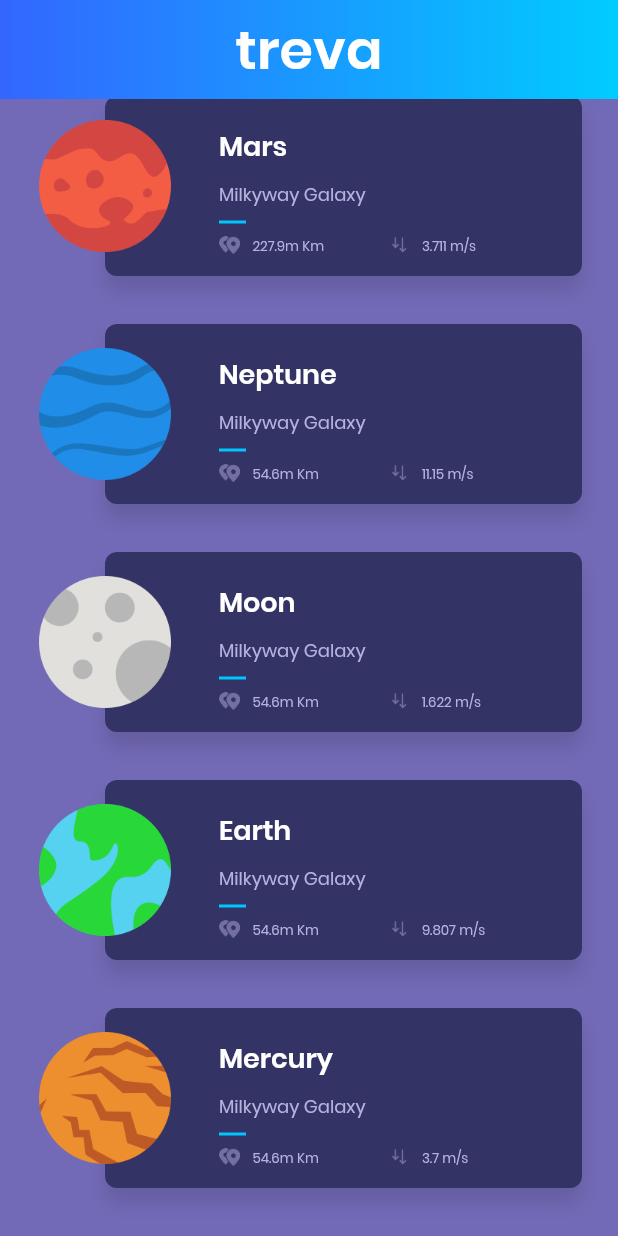
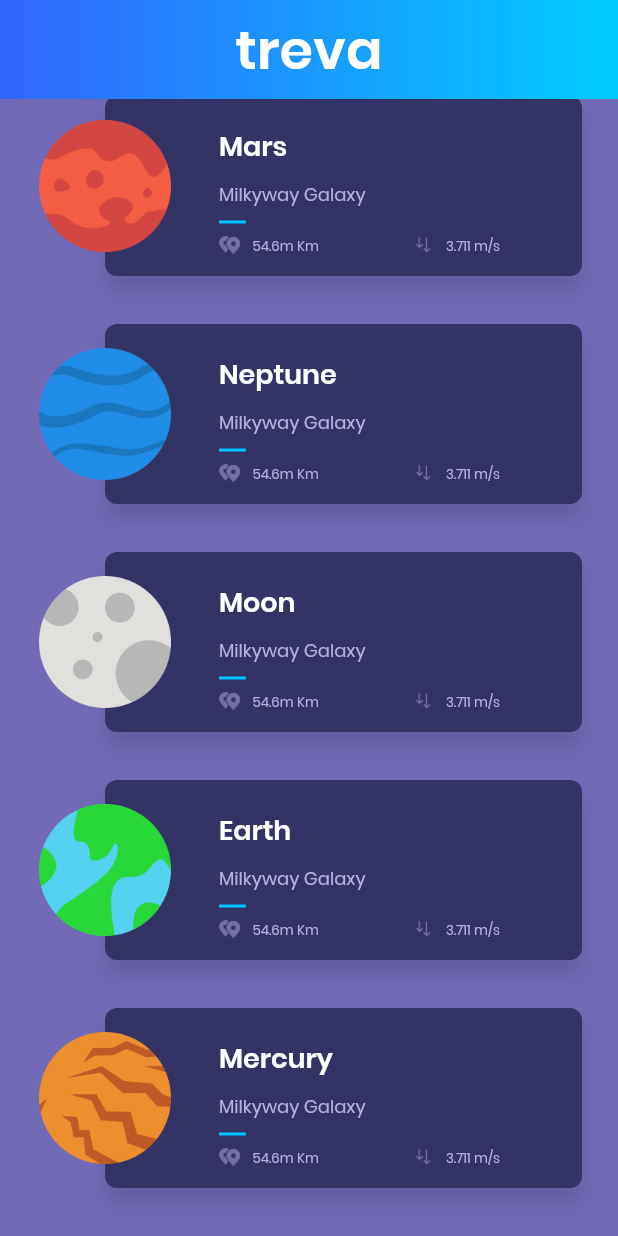
Before and after one commit to ktabriga/Planets, a Flutter app: the screen it shows after launch, scrolled down 34 dp, on a phone screen of 412 x 824 dp. Run offline on Flutter 3.47's test engine with Material 2 defaults, Android fonts, the phone set to English and light mode, and no system bars.

```diff
--- a/lib/planet.dart
+++ b/lib/planet.dart
@@ -2,59 +2,66 @@ class Planet {
   final String id;
   final String name;
   final String location;
+  final String picture;
   final String distance;
   final String gravity;
   final String description;
   final String image;
 
   const Planet({this.id, this.name, this.location, this.distance, this.gravity,
-    this.description, this.image});
+    this.description, this.image, this.picture});
 }
+
 
 List<Planet> planets = [
   const Planet(
     id: "1",
     name: "Mars",
     location: "Milkyway Galaxy",
-    distance: "227.9m Km",
+    distance: "54.6m Km",
     gravity: "3.711 m/s ",
-    description: "Lorem ipsum...",
+    description: "Mars is the fourth planet from the Sun and the second-smallest planet in the Solar System after Mercury. In English, Mars carries a name of the Roman god of war, and is often referred to as the 'Red Planet' because the reddish iron oxide prevalent on its surface gives it a reddish appearance that is distinctive among the astronomical bodies visible to the naked eye. Mars is a terrestrial planet with a thin atmosphere, having surface features reminiscent both of the impact craters of the Moon and the valleys, deserts, and polar ice caps of Earth.",
     image: "assets/img/mars.png",
+    picture: "https://www.nasa.gov/sites/default/files/thumbnails/image/pia21723-16.jpg"
   ),
   const Planet(
     id: "2",
     name: "Neptune",
     location: "Milkyway Galaxy",
     distance: "54.6m Km",
-    gravity: "11.15 m/s ",
-    description: "Lorem ipsum...",
+    gravity: "3.711 m/s ",
+    description: "Neptune is the eighth and farthest known planet from the Sun in the Solar System. In the Solar System, it is the fourth-largest planet by diameter, the third-most-massive planet, and the densest giant planet. Neptune is 17 times the mass of Earth and is slightly more massive than its near-twin Uranus, which is 15 times the mass of Earth and slightly larger than Neptune. Neptune orbits the Sun once every 164.8 years at an average distance of 30.1 astronomical units (4.50×109 km). It is named after the Roman god of the sea and has the astronomical symbol ♆, a stylised version of the god Neptune's trident",
     image: "assets/img/neptune.png",
+    picture: "https://www.nasa.gov/sites/default/files/styles/full_width_feature/public/images/110411main_Voyager2_280_yshires.jpg"
   ),
   const Planet(
     id: "3",
     name: "Moon",
     location: "Milkyway Galaxy",
     distance: "54.6m Km",
-    gravity: "1.622 m/s ",
-    description: "Lorem ipsum...",
+    gravity: "3.711 m/s ",
+    description: "The Moon is an astronomical body that orbits planet Earth, being Earth's only permanent natural satellite. It is the fifth-largest natural satellite in the Solar System, and the largest among planetary satellites relative to the size of the planet that it orbits (its primary). Following Jupiter's satellite Io, the Moon is second-densest satellite among those whose densities are known.",
     image: "assets/img/moon.png",
+    picture: "https://farm5.staticflickr.com/4086/5052125139_43c31b7012.jpg"
   ),
   const Planet(
     id: "4",
     name: "Earth",
     location: "Milkyway Galaxy",
     distance: "54.6m Km",
-    gravity: "9.807 m/s ",
-    description: "Lorem ipsum...",
+    gravity: "3.711 m/s ",
+    description: "Earth is the third planet from the Sun and the only object in the Universe known to harbor life. According to radiometric dating and other sources of evidence, Earth formed over 4 billion years ago. Earth's gravity interacts with other objects in space, especially the Sun and the Moon, Earth's only natural satellite. Earth revolves around the Sun in 365.26 days, a period known as an Earth year. During this time, Earth rotates about its axis about 366.26 times.",
     image: "assets/img/earth.png",
+    picture: "https://www.nasa.gov/sites/default/files/styles/full_width_feature/public/thumbnails/image/iss042e340851_1.jpg"
   ),
   const Planet(
     id: "5",
     name: "Mercury",
     location: "Milkyway Galaxy",
     distance: "54.6m Km",
-    gravity: "3.7 m/s ",
-    description: "Lorem ipsum...",
+    gravity: "3.711 m/s ",
+    description: "Mercury is the smallest and innermost planet in the Solar System. Its orbital period around the Sun of 88 days is the shortest of all the planets in the Solar System. It is named after the Roman deity Mercury, the messenger to the gods.",
     image: "assets/img/mercury.png",
+    picture: "https://c1.staticflickr.com/9/8105/8497927473_2845ae671e_b.jpg"
   ),
 ];
--- a/lib/ui/home/PlanetRow.dart
+++ b/lib/ui/common/PlanetSummary.dart
@@ -1,17 +1,20 @@
 import 'package:flutter/material.dart';
 import 'package:space_travel/planet.dart';
-import 'package:space_travel/ui/home/DetailPage.dart';
+import 'package:space_travel/ui/common/Separator.dart';
 
-class PlanetRow extends StatelessWidget {
+class PlanetSummary extends StatelessWidget {
   final Planet planet;
+  final bool horizontal;
+  final Function onTap;
 
 
-  PlanetRow({@required this.planet});
+  PlanetSummary(this.planet, {this.horizontal = true, this.onTap});
+  PlanetSummary.vertical(this.planet) : horizontal = false, onTap=null;
 
   _buildThumbnail() {
     return Container(
         margin: EdgeInsets.symmetric(vertical: 16),
-        alignment: FractionalOffset.centerLeft,
+        alignment: horizontal ? FractionalOffset.centerLeft : FractionalOffset.center,
         child: Hero(
           tag: 'planet-hero-${planet.id}',
           child: Image (
@@ -54,28 +57,27 @@ class PlanetRow extends StatelessWidget {
     }
 
     return Container(
-        margin: EdgeInsets.fromLTRB(76.0, 16.0, 16.0, 16.0),
+        margin: EdgeInsets.fromLTRB(horizontal ? 76.0 : 16.0, horizontal ? 16.0 : 42.0, 16.0, 16.0),
         constraints: BoxConstraints.expand(),
         child: Column(
-            crossAxisAlignment: CrossAxisAlignment.start,
+            crossAxisAlignment: horizontal ? CrossAxisAlignment.start : CrossAxisAlignment.center,
             children: <Widget>[
               Container(height: 4.0),
               Text(planet.name, style: headerTextStyle),
               Container(height: 10.0),
               Text(planet.location, style: subHeaderTextStyle),
-              Container(
-                  margin: EdgeInsets.symmetric(vertical: 8.0),
-                  height: 2.0,
-                  width: 18.0,
-                  color: Color(0xff00c6ff)
-              ),
+              Separator(),
               Row(
+                  mainAxisAlignment: MainAxisAlignment.center,
                   children: <Widget>[
                     Expanded(
-                        child: _planetValue(value: planet.distance, image: 'assets/img/ic_distance.png')
+                      flex: horizontal ? 1 : 0,
+                      child: _planetValue(value: planet.distance, image: 'assets/img/ic_distance.png')
                     ),
+                    Container( width: 32),
                     Expanded(
-                        child: _planetValue(value: planet.gravity, image: 'assets/img/ic_gravity.png')
+                      flex: horizontal ? 1 : 0,
+                      child: _planetValue(value: planet.gravity, image: 'assets/img/ic_gravity.png')
                     )
                   ]
               )
@@ -86,8 +88,8 @@ class PlanetRow extends StatelessWidget {
 
   _buildCard() {
     return Container(
-        height: 120.0,
-        margin: const EdgeInsets.only(left: 46.0),
+        height: horizontal ? 120.0 : 154.0,
+        margin: horizontal ? const EdgeInsets.only(left: 46.0) : EdgeInsets.only(top: 72.0),
         decoration: BoxDecoration(
             color: Color(0xFF333366),
             shape: BoxShape.rectangle,
@@ -107,11 +109,7 @@ class PlanetRow extends StatelessWidget {
   @override
   Widget build(BuildContext context) {
     return GestureDetector(
-      onTap: () => Navigator.of(context).push(
-          MaterialPageRoute(
-              builder: (_) => DetailPage(planet)
-          )
-      ),
+      onTap: () => onTap(planet),
       child: Container(
           margin:  const EdgeInsets.symmetric(horizontal: 24.0, vertical: 16.0),
           child: Stack(
--- /dev/null
+++ b/lib/ui/common/Separator.dart
@@ -0,0 +1,13 @@
+import 'package:flutter/material.dart';
+
+class Separator extends StatelessWidget{
+  @override
+    Widget build(BuildContext context) {
+      return Container(
+          margin: EdgeInsets.symmetric(vertical: 8.0),
+          height: 2.0,
+          width: 18.0,
+          color: Color(0xff00c6ff)
+      );
+    }
+}
--- a/lib/ui/home/HomePageBody.dart
+++ b/lib/ui/home/HomePageBody.dart
@@ -1,8 +1,17 @@
 import 'package:flutter/material.dart';
-import 'package:space_travel/ui/home/PlanetRow.dart';
+import 'package:space_travel/ui/common/PlanetSummary.dart';
 import 'package:space_travel/planet.dart';
+import 'package:space_travel/ui/detail/DetailPage.dart';
 
 class HomePageBody extends StatelessWidget {
+
+  _navigateToDetail(context) => (planet) {
+    Navigator.of(context).push(
+        MaterialPageRoute(
+            builder: (_) => DetailPage(planet)
+        )
+    );
+  };
 
   @override
   Widget build(BuildContext context) {
@@ -17,7 +26,7 @@ class HomePageBody extends StatelessWidget {
                       sliver: SliverFixedExtentList(
                           itemExtent: 152.0,
                           delegate: SliverChildBuilderDelegate(
-                              (context, index) => PlanetRow(planet: planets[index]),
+                              (context, index) => PlanetSummary(planets[index], onTap: _navigateToDetail(context)),
                               childCount: planets.length
                           )
                       )
@@ -29,7 +38,7 @@ class HomePageBody extends StatelessWidget {
     return Expanded(
         child: ListView.builder(
             itemCount: planets.length,
-            itemBuilder: (context, index) => PlanetRow(planet: planets[index]),
+            itemBuilder: (context, index) => PlanetSummary(planets[index]),
             itemExtent: 152.0,
             padding: new EdgeInsets.symmetric(vertical: 16.0)
         )
```
Also changed, not shown: lib/ui/TextStyle.dart (added, +25 -0 lines), lib/ui/detail/DetailPage.dart (added, +82 -0 lines), lib/ui/home/DetailPage.dart (deleted, +0 -29 lines).
